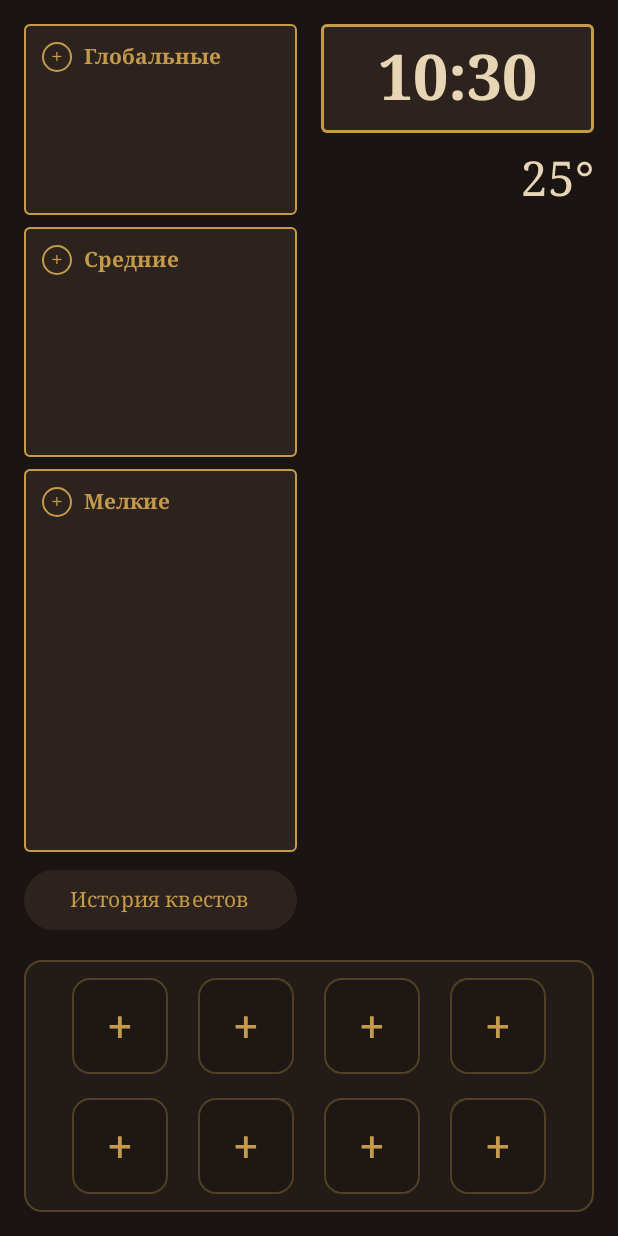
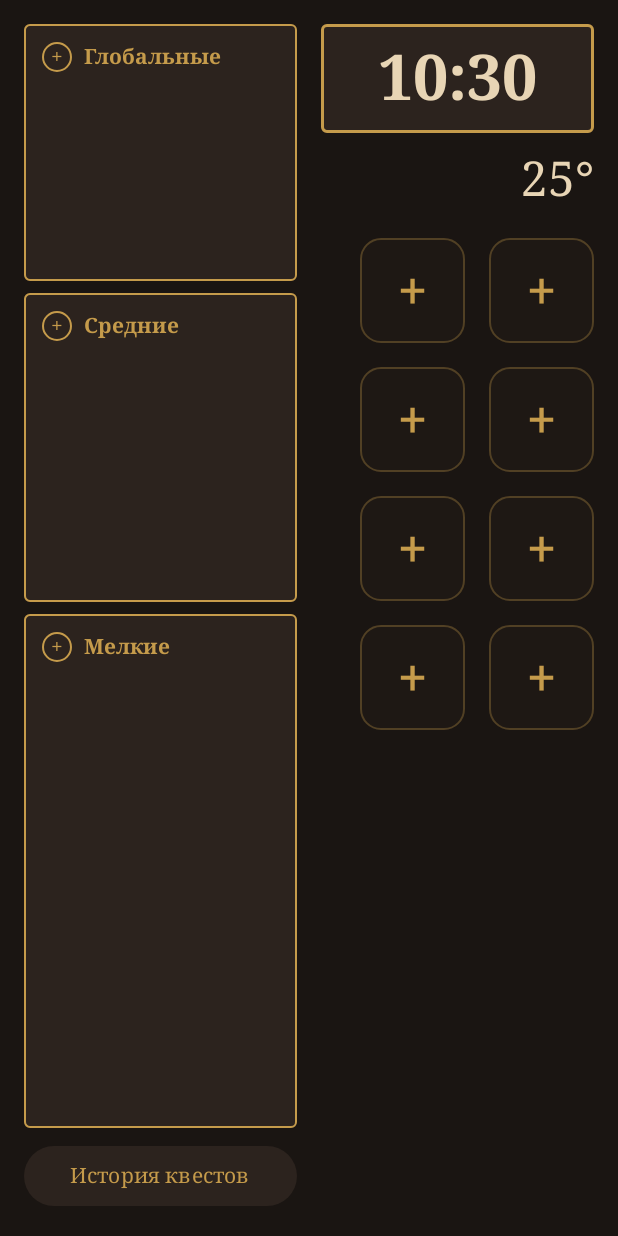
Before and after one commit to Altegro-Salvatore/MyLauncher, an Android app built with Jetpack Compose: the screen it shows after launch (MainActivity), on a phone screen of 412 x 824 dp. Run offline under Robolectric (Android 15) with nearby library versions, the phone set to English and light mode, and no system bars.

Commit message:
Update MainActivity.kt

```diff
--- a/app/src/main/java/com/altegro/launcher/MainActivity.kt
+++ b/app/src/main/java/com/altegro/launcher/MainActivity.kt
@@ -2,7 +2,6 @@ package com.altegro.launcher
 
 import android.content.Context
 import android.content.Intent
-import android.content.pm.PackageManager
 import android.graphics.drawable.Drawable
 import android.os.Bundle
 import androidx.activity.ComponentActivity
@@ -57,7 +56,6 @@ val ColorMp = Color(0xFF5BC0DE)
 data class TaskItem(val id: String, val title: String, val category: String, val isDone: Boolean = false)
 data class SimpleAppInfo(val name: String, val packageName: String, val icon: Drawable)
 
-// Сохранение и загрузка задач
 fun saveTasks(context: Context, tasks: List<TaskItem>) {
     val jsonArray = JSONArray()
     tasks.forEach {
@@ -81,7 +79,6 @@ fun loadTasks(context: Context): List<TaskItem> {
     return list
 }
 
-// Сохранение и загрузка выбранных приложений
 fun saveAppSelection(context: Context, packages: List<String>) {
     val jsonArray = JSONArray(packages)
     context.getSharedPreferences("launcher_prefs", Context.MODE_PRIVATE).edit().putString("selected_apps", jsonArray.toString()).apply()
@@ -99,7 +96,6 @@ fun loadAppSelection(context: Context): List<String> {
     return list
 }
 
-// Получить ВСЕ установленные приложения (для меню выбора)
 fun getAllInstalledApps(context: Context): List<SimpleAppInfo> {
     val pm = context.packageManager
     val intent = Intent(Intent.ACTION_MAIN, null)
@@ -116,7 +112,6 @@ fun getAllInstalledApps(context: Context): List<SimpleAppInfo> {
     }.sortedBy { it.name }
 }
 
-// Получить инфу о конкретных приложениях по их пакетам
 fun getAppsByPackages(context: Context, packages: List<String>): List<SimpleAppInfo?> {
     val pm = context.packageManager
     return packages.map { pkg ->
@@ -159,7 +154,6 @@ fun ScreenOne() {
     val context = LocalContext.current
     var tasks by remember { mutableStateOf(loadTasks(context)) }
 
-    // Состояние для приложений
     var selectedPackages by remember { mutableStateOf(loadAppSelection(context)) }
     var showAppPicker by remember { mutableStateOf(false) }
     var appToReplaceIndex by remember { mutableStateOf(-1) }
@@ -170,7 +164,6 @@ fun ScreenOne() {
     var inputTask by remember { mutableStateOf("") }
     var currentCategory by remember { mutableStateOf("Major") }
 
-    // Меню выбора приложений
     if (showAppPicker) {
         AlertDialog(
             onDismissRequest = { showAppPicker = false }, containerColor = ColorCardBg,
@@ -182,16 +175,11 @@ fun ScreenOne() {
                             horizontalAlignment = Alignment.CenterHorizontally,
                             modifier = Modifier.padding(8.dp).clickable {
                                 val newList = selectedPackages.toMutableList()
-                                if (appToReplaceIndex == -1) { // Добавляем новое
-                                    if (newList.size < 8) {
-                                        newList.add(app.packageName)
-                                    }
-                                } else { // Заменяем существующее
-                                    if (appToReplaceIndex < newList.size) {
-                                        newList[appToReplaceIndex] = app.packageName
+                                if (appToReplaceIndex == -1) {
+                                    if (newList.size < 8) newList.add(app.packageName)
                                 } else {
-                                        newList.add(app.packageName)
-                                    }
+                                    if (appToReplaceIndex < newList.size) newList[appToReplaceIndex] = app.packageName
+                                    else newList.add(app.packageName)
                                 }
                                 selectedPackages = newList
                                 saveAppSelection(context, newList)
@@ -236,12 +224,11 @@ fun ScreenOne() {
 
     val onTaskDone: (TaskItem) -> Unit = { task -> tasks = tasks.map { if (it.id == task.id) it.copy(isDone = true) else it }; saveTasks(context, tasks) }
 
-    // Основной макет: Верхняя часть (Квесты + Время) и Нижняя часть (Приложения)
-    Column(modifier = Modifier.fillMaxSize().background(ColorBg).padding(16.dp)) {
+    val appsInfo = remember(selectedPackages) { getAppsByPackages(context, selectedPackages) }
 
-        // ВЕРХНЯЯ ЧАСТЬ
-        Row(modifier = Modifier.weight(1f).fillMaxWidth()) {
-            // Левая колонка - Квесты
+    Row(modifier = Modifier.fillMaxSize().background(ColorBg).padding(16.dp)) {
+
+        // ЛЕВАЯ КОЛОНКА - КВЕСТЫ
         Column(modifier = Modifier.weight(1f).fillMaxHeight(), verticalArrangement = Arrangement.spacedBy(8.dp)) {
             Box(modifier = Modifier.weight(1f).fillMaxWidth()) { QuestListCard("Глобальные", tasks.filter { it.category == "Major" && !it.isDone }, { currentCategory = "Major"; showAddDialog = true }, onTaskDone) }
             Box(modifier = Modifier.weight(1.2f).fillMaxWidth()) { QuestListCard("Средние", tasks.filter { it.category == "Medium" && !it.isDone }, { currentCategory = "Medium"; showAddDialog = true }, onTaskDone) }
@@ -252,47 +239,46 @@ fun ScreenOne() {
             }
         }
 
+        // Отступ между колонками (такой же, как отступ от края экрана - 16dp)
         Spacer(modifier = Modifier.width(16.dp))
 
-            // Правая колонка - Время и погода
+        // ПРАВАЯ КОЛОНКА - ВРЕМЯ, ПОГОДА, ПРИЛОЖЕНИЯ
         Column(modifier = Modifier.weight(1f).fillMaxHeight(), horizontalAlignment = Alignment.End) {
             ClockWidget()
             Text("25°", fontSize = 32.sp, fontFamily = FontFamily.Serif, color = ColorParchment, modifier = Modifier.padding(vertical = 12.dp))
-            }
-        }
 
-        Spacer(modifier = Modifier.height(16.dp))
+            Spacer(modifier = Modifier.height(8.dp))
 
-        // НИЖНЯЯ ЧАСТЬ - Сетка приложений (4x2)
-        val appsInfo = remember(selectedPackages) { getAppsByPackages(context, selectedPackages) }
-
-        Column(
-            modifier = Modifier.fillMaxWidth().background(ColorCardBg.copy(alpha = 0.5f), RoundedCornerShape(12.dp)).border(1.dp, ColorGold.copy(alpha = 0.3f), RoundedCornerShape(12.dp)).padding(12.dp),
-            verticalArrangement = Arrangement.spacedBy(16.dp)
-        ) {
-            for (row in 0 until 2) {
-                Row(modifier = Modifier.fillMaxWidth(), horizontalArrangement = Arrangement.SpaceEvenly) {
-                    for (col in 0 until 4) {
-                        val index = row * 4 + col
+            // Сетка приложений (2 колонки на 4 строки, увеличенные)
+            Column(verticalArrangement = Arrangement.spacedBy(16.dp)) {
+                for (row in 0 until 4) {
+                    Row(horizontalArrangement = Arrangement.spacedBy(16.dp)) {
+                        for (col in 0 until 2) {
+                            val index = row * 2 + col
                             val app = if (index < appsInfo.size) appsInfo[index] else null
 
                             if (app != null) {
-                            // Если приложение выбрано
                                 Box(
-                                modifier = Modifier.size(64.dp).background(Color(0xFF1E1814), RoundedCornerShape(12.dp)).border(1.dp, ColorGold, RoundedCornerShape(12.dp))
+                                    modifier = Modifier
+                                        .size(70.dp) // УВЕЛИЧИЛИ РАЗМЕР С 56 ДО 70
+                                        .background(Color(0xFF1E1814), RoundedCornerShape(14.dp))
+                                        .border(1.dp, ColorGold, RoundedCornerShape(14.dp))
                                         .clickable { context.startActivity(context.packageManager.getLaunchIntentForPackage(app.packageName)) },
                                     contentAlignment = Alignment.Center
                                 ) {
-                                Image(bitmap = app.icon.toBitmap(120, 120).asImageBitmap(), contentDescription = app.name, modifier = Modifier.size(48.dp))
+                                    Image(bitmap = app.icon.toBitmap(140, 140).asImageBitmap(), contentDescription = app.name, modifier = Modifier.size(52.dp))
                                 }
                             } else {
-                            // Если пусто - кнопка добавления
                                 Box(
-                                modifier = Modifier.size(64.dp).background(Color(0xFF1E1814), RoundedCornerShape(12.dp)).border(1.dp, ColorGold.copy(alpha = 0.3f), RoundedCornerShape(12.dp))
+                                    modifier = Modifier
+                                        .size(70.dp) // УВЕЛИЧИЛИ РАЗМЕР С 56 ДО 70
+                                        .background(Color(0xFF1E1814), RoundedCornerShape(14.dp))
+                                        .border(1.dp, ColorGold.copy(alpha = 0.3f), RoundedCornerShape(14.dp))
                                         .clickable { appToReplaceIndex = -1; showAppPicker = true },
                                     contentAlignment = Alignment.Center
                                 ) {
-                                Text("+", color = ColorGold, fontSize = 28.sp)
+                                    Text("+", color = ColorGold, fontSize = 32.sp)
+                                }
                             }
                         }
                     }
```
Lines whose indentation alone changed are shown as unchanged.
